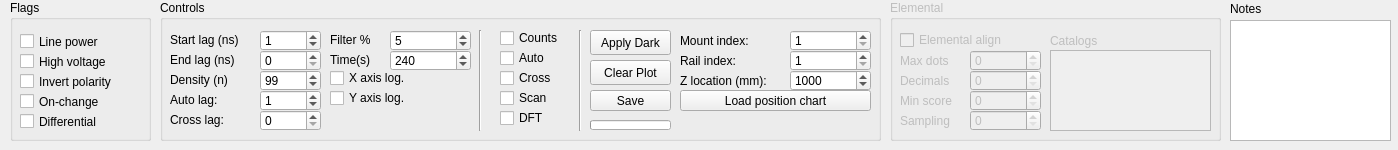
Above: line.ui from ahp-electronics/xc-gui before the change. Below: the same form after it.
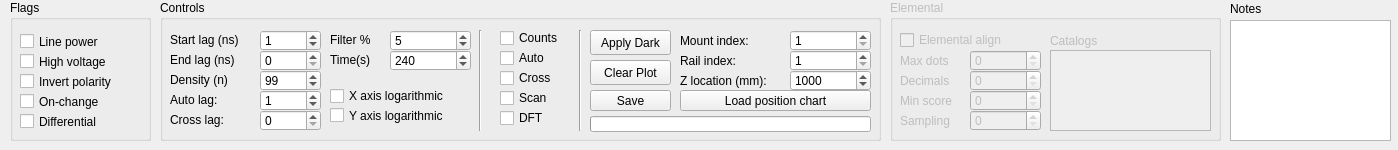
That is the form after the change.

Commit message: Rewritten line layout

The edit to the form file:
```diff
--- a/line.ui
+++ b/line.ui
@@ -566,9 +566,9 @@
     <property name="geometry">
      <rect>
       <x>430</x>
-      <y>120</y>
-      <width>81</width>
-      <height>10</height>
+      <y>116</y>
+      <width>281</width>
+      <height>16</height>
      </rect>
     </property>
     <property name="value">
@@ -720,13 +720,13 @@
     <property name="geometry">
      <rect>
       <x>170</x>
-      <y>70</y>
-      <width>131</width>
-      <height>16</height>
+      <y>86</y>
+      <width>141</width>
+      <height>20</height>
      </rect>
     </property>
     <property name="text">
-     <string>X axis log.</string>
+     <string>X axis logarithmic</string>
     </property>
    </widget>
    <widget class="QCheckBox" name="RadixY">
@@ -736,13 +736,13 @@
     <property name="geometry">
      <rect>
       <x>170</x>
-      <y>90</y>
-      <width>131</width>
-      <height>16</height>
+      <y>105</y>
+      <width>141</width>
+      <height>21</height>
      </rect>
     </property>
     <property name="text">
-     <string>Y axis log.</string>
+     <string>Y axis logarithmic</string>
     </property>
    </widget>
    <widget class="QPushButton" name="position_chart">
```
